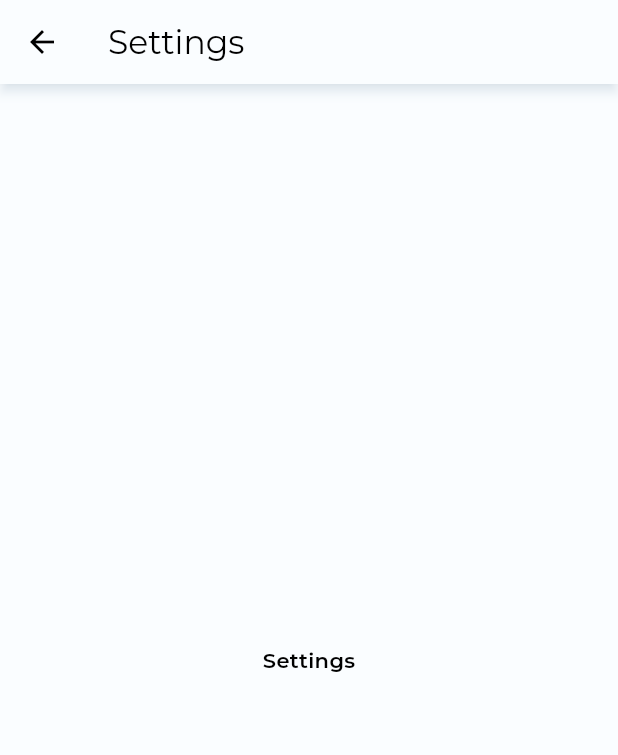
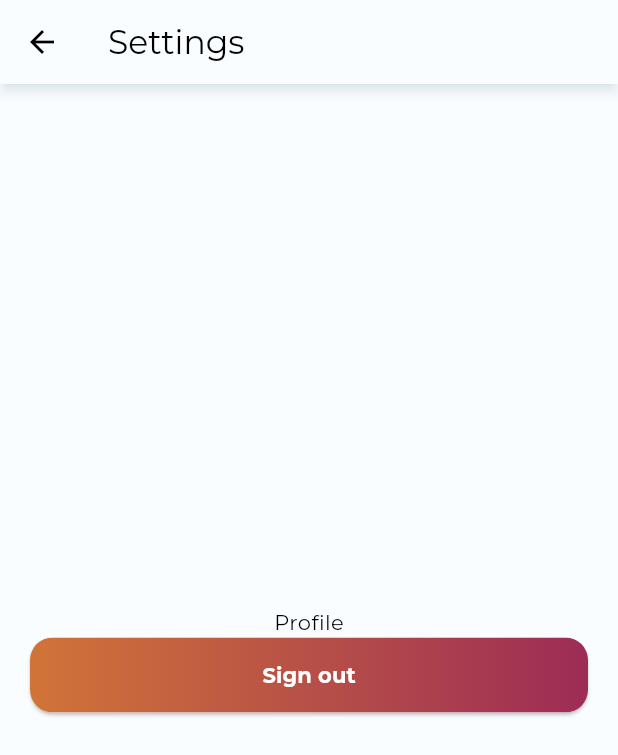
Before and after one commit to FilipKisic/Tourist-app, a Flutter app: the SettingsScreen screen opened by its route, on a phone screen of 412 x 824 dp. Shown: the top 755 px of the screen. Run offline on Flutter 3.47's test engine with Material 2 defaults, Android fonts, the phone set to English and light mode, and no system bars; our stand-ins replace dio, firebase_auth, firebase_core, flutter_riverpod, lottie, retrofit; accounts and stored records are empty; generated files the repository leaves out were written again.

```diff
--- a/assets/l10n/app_en.arb
+++ b/assets/l10n/app_en.arb
@@ -26,5 +26,7 @@
     "sights": "Sights",
     "favorites": "Favorites",
     "profile": "Profile",
-    "noAddress": "No address"
+    "noAddress": "No address",
+    "rating": "Rating:",
+    "showOnMaps": "Show on maps"
 }
--- a/assets/l10n/app_hr.arb
+++ b/assets/l10n/app_hr.arb
@@ -26,5 +26,7 @@
     "sights": "Znamenitosti",
     "favorites": "Favoriti",
     "profile": "Profil",
-    "noAddress": "Nema adrese"
+    "noAddress": "Nema adrese",
+    "rating": "Ocjena:",
+    "showOnMaps": "Prikaži na karti"
 }
--- a/lib/core/presentation/style/app_theme.dart
+++ b/lib/core/presentation/style/app_theme.dart
@@ -22,20 +22,24 @@ class AppTheme {
       onPrimary: textColorLight,
       secondary: secondaryColorLight,
       tertiary: ratingActiveColorLight,
+      tertiaryContainer: ratingInactiveColorLight,
       background: backgroundColorLight,
       error: errorColorLight,
       outline: borderColorLight,
     ),
-    textTheme: const TextTheme(
-      titleMedium: appBarTextStyle,
-      labelLarge: buttonTextStyle,
-      labelMedium: labelTextStyle,
-      labelSmall: snackbarTextStyle,
-      bodyMedium: standardTextStyle,
-      bodySmall: errorTextStyle,
-      displayLarge: cardTitleTextStyle,
-      displayMedium: cardSubtitleTextStyle,
-      displaySmall: cardSmallTextStyle,
-    ),
   );
 }
+
+extension CustomTextTheme on TextTheme {
+  TextStyle get title => titleTextStyle;
+  TextStyle get appBarTitle => appBarTextStyle;
+  TextStyle get buttonText => buttonTextStyle;
+  TextStyle get label => labelTextStyle;
+  TextStyle get snackbar => snackbarTextStyle;
+  TextStyle get standard => standardTextStyle;
+  TextStyle get error => errorTextStyle;
+  TextStyle get description => descriptionTextStyle;
+  TextStyle get cardTitle => cardTitleTextStyle;
+  TextStyle get cardSubtitle => cardSubtitleTextStyle;
+  TextStyle get cardSmall => cardSmallTextStyle;
+}
--- a/lib/core/presentation/style/text_styles.dart
+++ b/lib/core/presentation/style/text_styles.dart
@@ -2,7 +2,9 @@ import 'package:flutter/material.dart';
 import 'package:tourist_app/core/presentation/style/colors.dart';
 
 const appBarTextStyle = TextStyle(fontSize: 18, fontWeight: FontWeight.w600);
+const titleTextStyle = TextStyle(fontSize: 32, fontWeight: FontWeight.bold);
 const standardTextStyle = TextStyle(fontSize: 14, fontWeight: FontWeight.w600);
+const descriptionTextStyle = TextStyle(fontSize: 14);
 const labelTextStyle = TextStyle(fontSize: 14, fontWeight: FontWeight.w500);
 const errorTextStyle = TextStyle(fontSize: 12, fontWeight: FontWeight.w600);
 const snackbarTextStyle = TextStyle(fontSize: 13, fontWeight: FontWeight.bold);
--- a/lib/core/route_generator.dart
+++ b/lib/core/route_generator.dart
@@ -5,6 +5,7 @@ import 'package:tourist_app/features/auth/presentation/screen/registration_scree
 import 'package:tourist_app/features/auth/presentation/screen/reset_password_screen.dart';
 import 'package:tourist_app/features/common/presentation/screen/home_screen.dart';
 import 'package:tourist_app/features/locations/presentation/screen/favorites_screen.dart';
+import 'package:tourist_app/features/locations/presentation/screen/sight_details_screen.dart';
 import 'package:tourist_app/features/locations/presentation/screen/sights_screen.dart';
 import 'package:tourist_app/features/settings/presentation/screen/settings_screen.dart';
 
@@ -17,6 +18,7 @@ class RouteGenerator {
   static const sightsScreen = '/sights';
   static const settingsScreen = '/settings';
   static const favoritesScreen = '/favorites';
+  static const sightDetailsScreen = '/details';
 
   RouteGenerator._();
 
@@ -38,6 +40,8 @@ class RouteGenerator {
         return MaterialPageRoute(builder: (_) => const SettingsScreen());
       case favoritesScreen:
         return MaterialPageRoute(builder: (_) => const FavoritesScreen());
+      case sightDetailsScreen:
+        return MaterialPageRoute(builder: (_) => const SightDetailsScreen());
       default:
         throw const RouteException('Route not defined...');
     }
--- a/lib/features/auth/presentation/screen/reset_password_screen.dart
+++ b/lib/features/auth/presentation/screen/reset_password_screen.dart
@@ -1,6 +1,7 @@
 import 'package:flutter/material.dart';
 import 'package:flutter_gen/gen_l10n/app_localizations.dart';
 import 'package:flutter_riverpod/flutter_riverpod.dart';
+import 'package:tourist_app/core/presentation/style/app_theme.dart';
 import 'package:tourist_app/di.dart';
 import 'package:tourist_app/features/auth/presentation/widget/custom_text_form_field.dart';
 import 'package:tourist_app/features/common/presentation/widget/custom_snackbar.dart';
@@ -39,7 +40,7 @@ class _ResetPasswordScreenState extends ConsumerState<ResetPasswordScreen> {
         ),
         title: Text(
           AppLocalizations.of(context)!.resetPassword,
-          style: Theme.of(context).textTheme.titleMedium,
+          style: Theme.of(context).textTheme.appBarTitle,
         ),
       ),
       body: SafeArea(
@@ -56,7 +57,7 @@ class _ResetPasswordScreenState extends ConsumerState<ResetPasswordScreen> {
                 padding: const EdgeInsets.symmetric(horizontal: 30, vertical: 0),
                 child: Text(
                   AppLocalizations.of(context)!.resetPasswordTitle,
-                  style: Theme.of(context).textTheme.bodyMedium,
+                  style: Theme.of(context).textTheme.standard,
                   textAlign: TextAlign.center,
                 ),
               ),
--- a/lib/features/auth/presentation/widget/custom_text_form_field.dart
+++ b/lib/features/auth/presentation/widget/custom_text_form_field.dart
@@ -1,4 +1,5 @@
 import 'package:flutter/material.dart';
+import 'package:tourist_app/core/presentation/style/app_theme.dart';
 
 class CustomTextFormField extends StatelessWidget {
   final TextEditingController controller;
@@ -26,7 +27,7 @@ class CustomTextFormField extends StatelessWidget {
   Widget build(BuildContext context) {
     return TextFormField(
       controller: controller,
-      style: Theme.of(context).textTheme.labelMedium,
+      style: Theme.of(context).textTheme.label,
       decoration: InputDecoration(
         floatingLabelBehavior: FloatingLabelBehavior.never,
         filled: true,
@@ -34,7 +35,7 @@ class CustomTextFormField extends StatelessWidget {
         isDense: true,
         label: Text(
           label,
-          style: Theme.of(context).textTheme.labelMedium,
+          style: Theme.of(context).textTheme.label,
         ),
         suffixIcon: suffixIcon,
         border: DecoratedInputBorder(
--- a/lib/features/common/presentation/widget/custom_snackbar.dart
+++ b/lib/features/common/presentation/widget/custom_snackbar.dart
@@ -1,4 +1,5 @@
 import 'package:flutter/material.dart';
+import 'package:tourist_app/core/presentation/style/app_theme.dart';
 
 class CustomSnackBar {
   const CustomSnackBar._();
@@ -11,7 +12,7 @@ class CustomSnackBar {
           children: [
             Icon(Icons.info_rounded, color: Theme.of(context).colorScheme.secondary,),
             const SizedBox(width: 5),
-            Text(text, style: Theme.of(context).textTheme.labelSmall),
+            Text(text, style: Theme.of(context).textTheme.snackbar),
           ],
         ),
         backgroundColor: Theme.of(context).scaffoldBackgroundColor,
--- a/lib/features/common/presentation/widget/primary_button.dart
+++ b/lib/features/common/presentation/widget/primary_button.dart
@@ -1,4 +1,5 @@
 import 'package:flutter/material.dart';
+import 'package:tourist_app/core/presentation/style/app_theme.dart';
 
 class PrimrayButton extends StatelessWidget {
   final VoidCallback onPressed;
@@ -38,7 +39,7 @@ class PrimrayButton extends StatelessWidget {
               ? const CircularProgressIndicator(color: Colors.white)
               : Text(
                   text,
-                  style: Theme.of(context).textTheme.labelLarge,
+                  style: Theme.of(context).textTheme.buttonText,
                 ),
         ),
       ),
--- a/lib/features/settings/presentation/screen/settings_screen.dart
+++ b/lib/features/settings/presentation/screen/settings_screen.dart
@@ -1,4 +1,6 @@
+import 'package:firebase_auth/firebase_auth.dart';
 import 'package:flutter/material.dart';
+import 'package:tourist_app/features/common/presentation/widget/primary_button.dart';
 
 class SettingsScreen extends StatelessWidget {
   const SettingsScreen({super.key});
@@ -7,9 +9,21 @@ class SettingsScreen extends StatelessWidget {
   Widget build(BuildContext context) {
     return Scaffold(
       appBar: AppBar(title: const Text('Settings')), //!Localize
-      body: const SafeArea(
-        child: Center(
-          child: Text('Settings'),
+      body: SafeArea(
+        child: Padding(
+          padding: const EdgeInsets.all(20.0),
+          child: Column(
+            crossAxisAlignment: CrossAxisAlignment.center,
+            mainAxisAlignment: MainAxisAlignment.center,
+            children: [
+              Text('Profile'),
+              PrimrayButton(
+                onPressed: () => FirebaseAuth.instance.signOut(),
+                text: 'Sign out',
+                isLoading: false,
+              ),
+            ],
+          ),
         ),
       ),
     );
```
Also changed, not shown: assets/animations/loading_sights.json (added, +1 -0 lines), lib/features/auth/presentation/screen/login_screen.dart (+11 -4 lines), lib/features/auth/presentation/screen/registration_screen.dart (+8 -4 lines), lib/features/locations/presentation/riverpod/sight_provider.dart (+8 -0 lines), lib/features/locations/presentation/screen/sight_details_screen.dart (added, +51 -0 lines), lib/features/locations/presentation/screen/sights_screen.dart (+9 -13 lines), lib/features/locations/presentation/widget/rating_stars.dart (+17 -4 lines), lib/features/locations/presentation/widget/sight_card.dart (+36 -24 lines), lib/features/locations/presentation/widget/sight_details_sheet.dart (added, +57 -0 lines).
